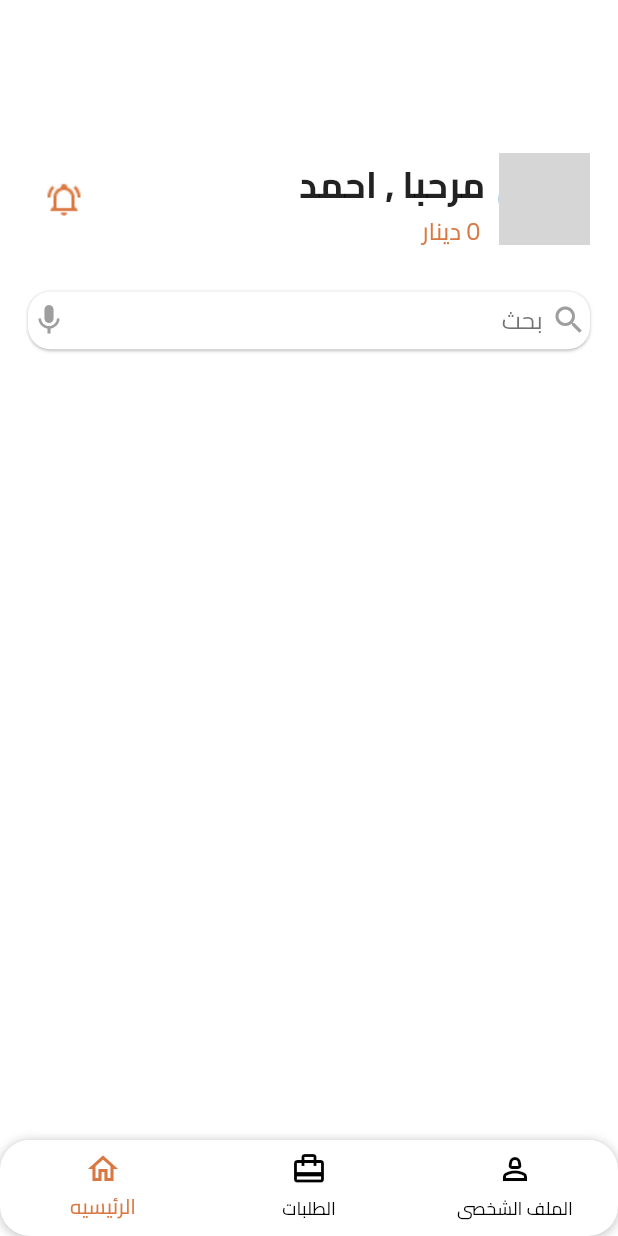
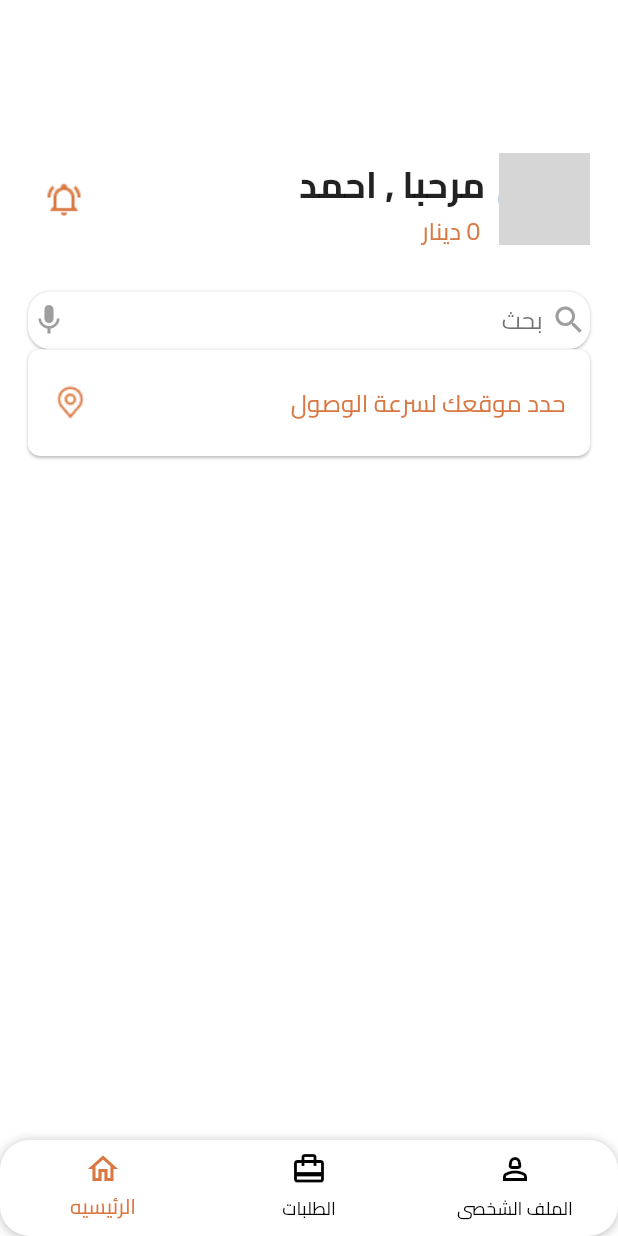
Before and after one commit to MohamedTaha-flutter/twseel_app_flutter, a Flutter app: the screen it shows after launch, on a phone screen of 412 x 824 dp. Run offline on Flutter 3.47's test engine with Material 3 defaults, Android fonts, the phone set to English and light mode, and no system bars; our stand-ins replace flutter_bloc, flutter_otp_text_field, flutter_screenutil, hexcolor; missing offline and left inert: flutter_timer_countdown; network calls fail; grey boxes are pictures that could not be loaded.

Commit message:
Create Location   widget in home view

```diff
--- a/lib/Features/Home/presentation/views/home_view.dart
+++ b/lib/Features/Home/presentation/views/home_view.dart
@@ -1,5 +1,7 @@
 import 'package:flutter/material.dart';
 import 'package:flutter_screenutil/flutter_screenutil.dart';
+import '../../../../core/style/app_color.dart';
+import '../../../../core/style/font_style.dart';
 import '../widget/personal_widget.dart';
 import '../widget/search_widget.dart';
 
@@ -16,9 +18,43 @@ class HomeView extends StatelessWidget {
           const PersonalWidget(),
           SizedBox(height: 10.h,),
           const SearchWidget(),
-
+          const LocationWidget()
         ],
       ),
     ));
   }
 }
+class LocationWidget extends StatelessWidget {
+  const LocationWidget({super.key});
+
+  @override
+  Widget build(BuildContext context) {
+    return  Container(
+      width: MediaQuery.sizeOf(context).width,
+      height: 70.h,
+      padding: EdgeInsets.all(16.h),
+      decoration: BoxDecoration(
+          color: Colors.white,
+          boxShadow: [
+            BoxShadow(
+              offset: const Offset(0, 1),
+              blurRadius: 1,
+              color: Colors.black.withOpacity(0.25),)
+          ],
+          borderRadius: BorderRadius.circular(8)),
+      child: Center(
+        child: Row(
+          mainAxisAlignment: MainAxisAlignment.spaceBetween,
+          children: [
+            Text(
+              "حدد موقعك لسرعة الوصول",
+              style: FontStyles.font16Weight400LightBlack
+                  .copyWith(color: MyColors.orange),
+            ),
+            Image.asset("assets/images/carbon_location.png")
+          ],
+        ),
+      ),
+    );
+  }
+}
```
